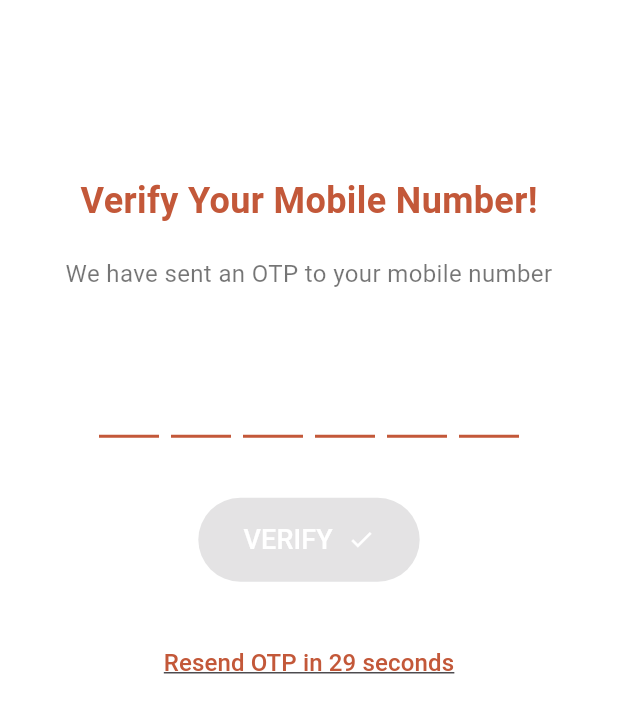
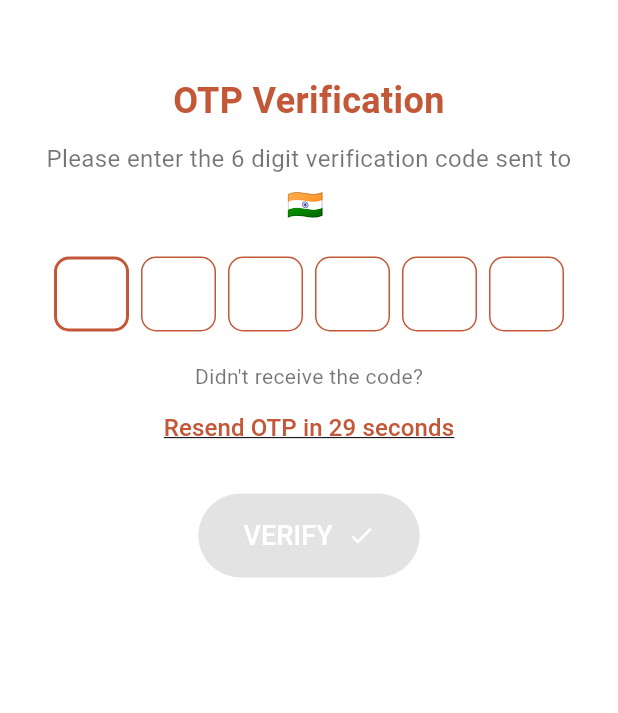
Before and after one commit to UtkarshChakrwarti/Hello-NITR-app, a Flutter app: the OtpVerificationScreen screen opened by its route, on a phone screen of 412 x 824 dp. Shown: the top 713 px of the screen. Run offline on Flutter 3.47's test engine with Material 3 defaults, Android fonts, the phone set to English and light mode, and no system bars; drawn by our look-alikes of pinput; our stand-ins replace flutter_local_notifications, flutter_secure_storage, font_awesome_flutter, loading_animation_widget, local_auth, package_info_plus and 3 more; missing offline and left inert: flutter_udid, simnumber; accounts and stored records are empty; network calls fail.

Commit message:
otp screen design improved
better implementation and exception handling

```diff
--- a/lib/screens/otp/otp_verification_screen.dart
+++ b/lib/screens/otp/otp_verification_screen.dart
@@ -22,8 +22,7 @@ class OtpVerificationScreen extends StatefulWidget {
 }
 
 class _OtpVerificationScreenState extends State<OtpVerificationScreen> {
-  final OtpVerificationController _otpVerificationController =
-      OtpVerificationController();
+  final OtpVerificationController _otpVerificationController = OtpVerificationController();
   late LoginProvider loginProvider;
   final Logger _logger = Logger('OtpVerificationScreen');
 
@@ -78,8 +77,7 @@ class _OtpVerificationScreenState extends State<OtpVerificationScreen> {
 
   void _verifyOtp() async {
     try {
-      bool isSuccess =
-          await _otpVerificationController.verifyOtp(_enteredOtp, _actualOtp);
+      bool isSuccess = await _otpVerificationController.verifyOtp(_enteredOtp, _actualOtp);
       if (isSuccess) {
         _logger.info('OTP verified successfully');
         if (loginProvider.isFreshLoginAttempt == true) {
@@ -91,7 +89,7 @@ class _OtpVerificationScreenState extends State<OtpVerificationScreen> {
             _showErrorDialog('Failed to update device ID. Please try again.');
           }
         }
-
+        _logger.info('No Device Update Needed : Navigating to ContactsUpdateScreen');
         Navigator.pushReplacement(
           context,
           MaterialPageRoute(builder: (context) => ContactsUpdateScreen()),
@@ -102,8 +100,7 @@ class _OtpVerificationScreenState extends State<OtpVerificationScreen> {
       }
     } catch (e) {
       _logger.severe('Error during OTP verification: $e');
-      _showErrorDialog(
-          'An error occurred while verifying the OTP. Please try again.');
+      _showErrorDialog('An error occurred while verifying the OTP. Please try again.');
     }
   }
 
@@ -134,16 +131,13 @@ class _OtpVerificationScreenState extends State<OtpVerificationScreen> {
           builder: (context) {
             return AlertDialog(
               backgroundColor: Colors.white,
-              shape: RoundedRectangleBorder(
-                  borderRadius: BorderRadius.circular(15.0)),
+              shape: RoundedRectangleBorder(borderRadius: BorderRadius.circular(15.0)),
               title: const Row(
                 children: [
                   Icon(Icons.info, color: AppColors.primaryColor),
                   SizedBox(width: 10),
                   Text('Confirm',
-                      style: TextStyle(
-                          color: AppColors.primaryColor,
-                          fontWeight: FontWeight.bold)),
+                      style: TextStyle(color: AppColors.primaryColor, fontWeight: FontWeight.bold)),
                 ],
               ),
               content: const Text(
@@ -153,18 +147,14 @@ class _OtpVerificationScreenState extends State<OtpVerificationScreen> {
                 TextButton(
                   onPressed: () => Navigator.of(context).pop(false),
                   child: const Text('No',
-                      style: TextStyle(
-                          color: AppColors.primaryColor,
-                          fontWeight: FontWeight.bold)),
+                      style: TextStyle(color: AppColors.primaryColor, fontWeight: FontWeight.bold)),
                 ),
                 TextButton(
                   onPressed: () async {
                     await _logoutAndNavigateToLogin();
                   },
                   child: const Text('Yes',
-                      style: TextStyle(
-                          color: AppColors.primaryColor,
-                          fontWeight: FontWeight.bold)),
+                      style: TextStyle(color: AppColors.primaryColor, fontWeight: FontWeight.bold)),
                 ),
               ],
             );
@@ -181,39 +171,42 @@ class _OtpVerificationScreenState extends State<OtpVerificationScreen> {
         backgroundColor: Colors.white,
         resizeToAvoidBottomInset: false,
         body: SafeArea(
-          child: LayoutBuilder(
-            builder: (context, constraints) {
-              return SingleChildScrollView(
-                child: ConstrainedBox(
-                  constraints: BoxConstraints(minHeight: constraints.maxHeight),
-                  child: IntrinsicHeight(
           child: Padding(
-                      padding: const EdgeInsets.symmetric(
-                          horizontal: 20.0, vertical: 50.0),
+            padding: const EdgeInsets.symmetric(horizontal: 20.0, vertical: 50.0),
             child: Column(
-                        mainAxisAlignment: MainAxisAlignment.center,
-                        children: [
-                          Expanded(
-                            flex: 2,
-                            child: Center(
-                              child: Column(
-                                mainAxisSize: MainAxisSize.min,
+              crossAxisAlignment: CrossAxisAlignment.center,
               children: [
                 const Text(
-                                    'Verify Your Mobile Number!',
+                  'OTP Verification',
                   style: TextStyle(
                     fontSize: 24,
                     fontWeight: FontWeight.bold,
-                                        color: AppColors.primaryColor),
+                    color: AppColors.primaryColor,
+                  ),
+                  textAlign: TextAlign.center,
+                ),
+                const SizedBox(height: 10),
+                Text(
+                  'Please enter the 6 digit verification code sent to',
+                  style: TextStyle(fontSize: 16, color: Colors.black54),
+                  textAlign: TextAlign.center,
+                ),
+                const SizedBox(height: 5),
+                Row(
+                  mainAxisAlignment: MainAxisAlignment.center,
+                  children: [
+                    Text(
+                      '🇮🇳',
+                      style: TextStyle(fontSize: 20),
+                    ),
+                    const SizedBox(width: 5),
+                    Text(
+                      widget.mobileNumber,
+                      style: TextStyle(fontSize: 16, color: AppColors.primaryColor),
+                    ),
+                  ],
                 ),
                 const SizedBox(height: 20),
-                                  Text(
-                                    'We have sent an OTP to your mobile number ${widget.mobileNumber}',
-                                    style: const TextStyle(
-                                        fontSize: 16, color: Colors.black54),
-                                    textAlign: TextAlign.center,
-                                  ),
-                                  const SizedBox(height: 40),
                 OtpInput(
                   onChanged: (String code) {
                     setState(() {
@@ -222,34 +215,29 @@ class _OtpVerificationScreenState extends State<OtpVerificationScreen> {
                     });
                   },
                 ),
-                                  const SizedBox(height: 40),
-                                  VerifyButton(
-                                    isOtpComplete: _isOtpComplete,
-                                    onPressed:
-                                        _isOtpComplete ? _verifyOtp : null,
+                const SizedBox(height: 20),
+                if (!_isResendButtonActive)
+                  Text(
+                    'Didn\'t receive the code?',
+                    style: TextStyle(fontSize: 14, color: Colors.black54),
                   ),
-                                  const SizedBox(height: 30),
                 ResendButton(
                   isResendButtonActive: _isResendButtonActive,
                   remainingSeconds: _remainingSeconds,
                   onResend: () {
                     setState(() {
                       _isResendButtonActive = false;
-                                        _remainingSeconds =
-                                            AppConstants.otpTimeOutSeconds;
+                      _remainingSeconds = AppConstants.otpTimeOutSeconds;
                       _startOtpTimer();
-                                        _fetchOtp(); // Re-fetch the OTP
+                      _fetchOtp();
                       _logger.info('OTP re-sent');
                     });
                   },
                 ),
-                                ],
-                              ),
-                            ),
-                          ),
-                          const Expanded(
-                            flex: 1,
-                            child: SizedBox.shrink(),
+                const SizedBox(height: 20),
+                VerifyButton(
+                  isOtpComplete: _isOtpComplete,
+                  onPressed: _isOtpComplete ? _verifyOtp : null,
                 ),
               ],
             ),
@@ -257,10 +245,5 @@ class _OtpVerificationScreenState extends State<OtpVerificationScreen> {
         ),
       ),
     );
-            },
-          ),
-        ),
-      ),
-    );
   }
 }
--- a/lib/screens/otp/widgets/otp_input.dart
+++ b/lib/screens/otp/widgets/otp_input.dart
@@ -9,35 +9,27 @@ class OtpInput extends StatelessWidget {
 
   @override
   Widget build(BuildContext context) {
+    final defaultPinTheme = PinTheme(
+      width: 50,
+      height: 50,
+      textStyle: TextStyle(fontSize: 24, color: AppColors.primaryColor, fontWeight: FontWeight.bold),
+      decoration: BoxDecoration(
+        borderRadius: BorderRadius.circular(10),
+        border: Border.all(color: AppColors.primaryColor),
+      ),
+    );
+
     return Pinput(
       length: 6,
       autofocus: true,
-      cursor: Container(width: 2, height: 40, color: AppColors.primaryColor),
       onChanged: onChanged,
-      defaultPinTheme: const PinTheme(
-        width: 40,
-        height: 58,
-        textStyle: TextStyle(fontSize: 24, color: AppColors.primaryColor, fontWeight: FontWeight.bold),
-        decoration: BoxDecoration(
-          border: Border(bottom: BorderSide(color: AppColors.primaryColor, width: 2)),
+      defaultPinTheme: defaultPinTheme,
+      focusedPinTheme: defaultPinTheme.copyWith(
+        decoration: defaultPinTheme.decoration!.copyWith(
+          border: Border.all(color: AppColors.primaryColor, width: 2),
         ),
       ),
-      focusedPinTheme: const PinTheme(
-        width: 40,
-        height: 58,
-        textStyle: TextStyle(fontSize: 24, color: AppColors.primaryColor, fontWeight: FontWeight.bold),
-        decoration: BoxDecoration(
-          border: Border(bottom: BorderSide(color: AppColors.primaryColor, width: 2)),
-        ),
-      ),
-      submittedPinTheme: const PinTheme(
-        width: 40,
-        height: 58,
-        textStyle: TextStyle(fontSize: 24, color: AppColors.primaryColor, fontWeight: FontWeight.bold),
-        decoration: BoxDecoration(
-          border: Border(bottom: BorderSide(color: AppColors.primaryColor, width: 2)),
-        ),
-      ),
+      submittedPinTheme: defaultPinTheme,
     );
   }
 }
```
Lines whose indentation alone changed are shown as unchanged.
